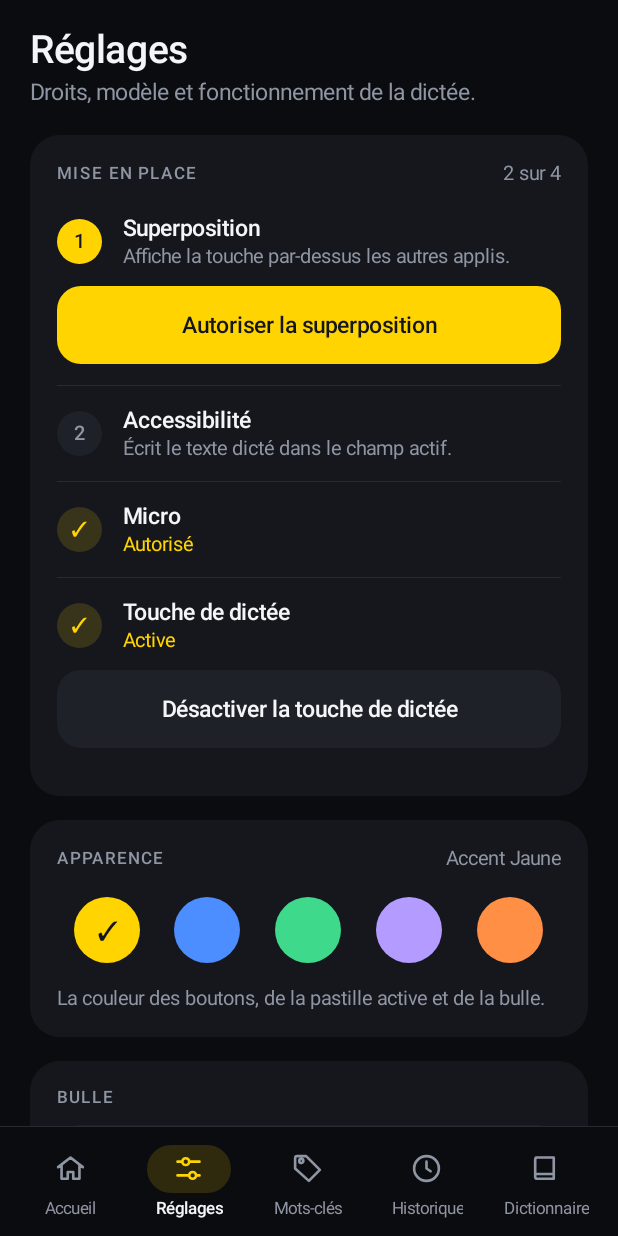
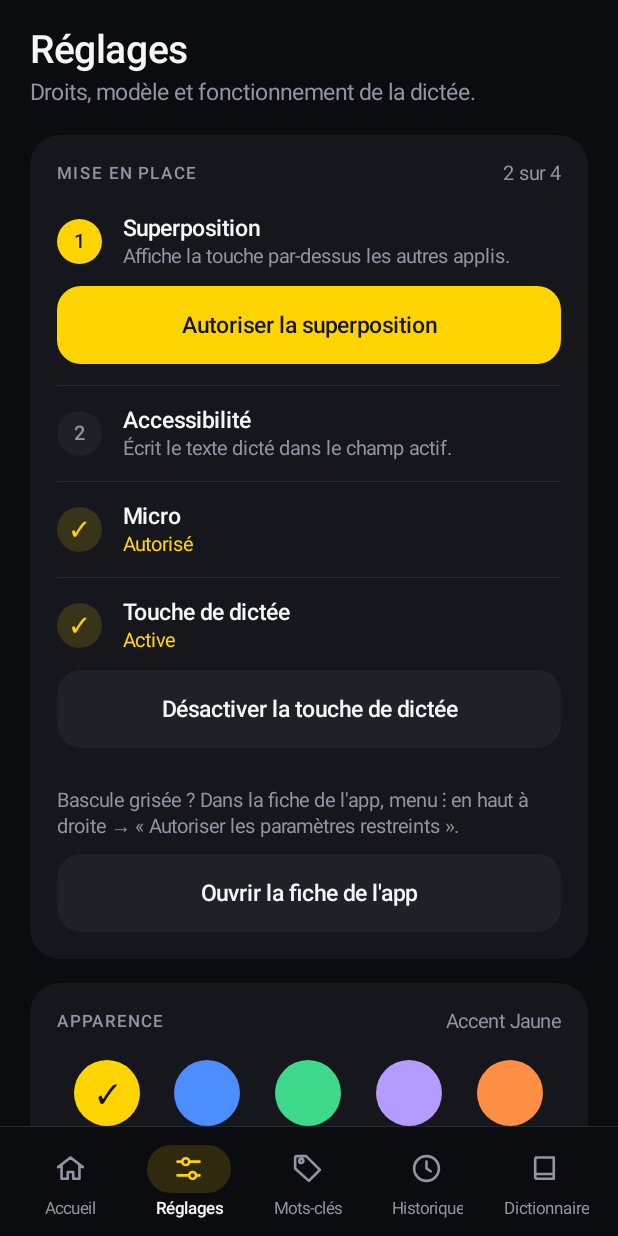
Before and after one commit to Espilonn/MyWhisper, an Android app: the screen it shows after launch (MainActivity), on a phone screen of 412 x 824 dp. Run offline under Robolectric (Android 15) with nearby library versions, the phone set to English and light mode, and no system bars.

Commit message:
Version 1.1.3: delete a model, shortcut to restricted settings, one download at a time
- Settings: a delete button under the model list, with confirmation; falls back to
  another installed model, or clears the choice when none is left.
- Settings: while accessibility is off, a hint and a button open the app's system
  page, the only place Android exposes 'Allow restricted settings' (menu at the
  top right). Needed since Android 13 for sideloaded accessibility services.
- ModelCatalog.download: single-flight guard. Two overlapping downloads shared the
  same .part; the loser deleted it and reported 'incomplete file' although the
  winner had produced a perfect model.
- README: Play Protect block, adb install, restricted settings, debug/release
  signature conflict, stalled download on filtering Wi-Fi networks.

```diff
--- a/app/build.gradle.kts
+++ b/app/build.gradle.kts
@@ -19,8 +19,8 @@ android {
         applicationId = "dev.voxkey.bench"
         minSdk = 31
         targetSdk = 35
-        versionCode = 5
-        versionName = "1.1.2"
+        versionCode = 6
+        versionName = "1.1.3"
 
         // On-device benchmarks only; the shipping app never links this.
         testInstrumentationRunner = "androidx.test.runner.AndroidJUnitRunner"
--- a/app/src/main/java/dev/voxkey/bench/SettingsScreen.kt
+++ b/app/src/main/java/dev/voxkey/bench/SettingsScreen.kt
@@ -3,6 +3,7 @@ package dev.voxkey.bench
 import android.Manifest
 import android.annotation.SuppressLint
 import android.app.Activity
+import android.app.AlertDialog
 import android.app.LocaleManager
 import android.content.Intent
 import android.content.pm.PackageManager
@@ -22,6 +23,7 @@ import android.widget.SeekBar
 import android.widget.Spinner
 import android.widget.TextView
 import android.widget.Toast
+import java.io.File
 
 /**
  * Réglages : mise en place (droits), modèle, dictée. La logique vient de l'ancien écran d'accueil
@@ -126,7 +128,12 @@ class SettingsScreen(private val act: Activity, private val ui: UiKit) {
     private lateinit var modelEmpty: TextView
     private lateinit var downloadBox: LinearLayout
     private lateinit var downloadStatus: TextView
+    private lateinit var deleteModel: Button
+    private var modelFiles: List<File> = emptyList()
     private lateinit var setupProgress: TextView
+    /** Aide affichée tant que l'accessibilité est bloquée par les paramètres restreints. */
+    private lateinit var restrictedHint: TextView
+    private lateinit var restrictedButton: Button
     private lateinit var bubblePreview: BubblePreview
     private lateinit var bubbleH: SeekBar
     private lateinit var bubbleV: SeekBar
@@ -192,6 +199,20 @@ class SettingsScreen(private val act: Activity, private val ui: UiKit) {
             if (i > 0) setup.addRule()
             setup.addFull(stepRow(s), if (i == 0) 6 else 0)
         }
+        // Une app installée hors store a ses bascules d'accessibilité grisées jusqu'à ce que
+        // l'utilisateur autorise les paramètres restreints depuis la fiche de l'app.
+        restrictedHint = ui.meta(ui.t(R.string.settings_restricted_hint)).apply {
+            setPadding(0, ui.dp(12), 0, 0)
+            visibility = View.GONE
+        }
+        setup.addView(restrictedHint)
+        restrictedButton = ui.button(ui.t(R.string.settings_restricted_action), primary = false) {
+            // Android n'expose pas d'écran dédié : la fiche de l'app porte le menu ⋮.
+            act.startActivity(
+                Intent(Settings.ACTION_APPLICATION_DETAILS_SETTINGS, Uri.parse("package:${act.packageName}")),
+            )
+        }.apply { visibility = View.GONE }
+        setup.addFull(restrictedButton, 10)
         content.addView(setup, LinearLayout.LayoutParams(MATCH, WRAP))
 
         // Apparence : un accent unique, choisi parmi cinq, qui recolore toute l'app.
@@ -291,6 +312,8 @@ class SettingsScreen(private val act: Activity, private val ui: UiKit) {
             setOnClickListener { modelSpinner.performClick() }
         }
         model.addFull(modelField, 10)
+        deleteModel = ui.button(ui.t(R.string.settings_model_delete), primary = false) { confirmDeleteModel() }
+        model.addFull(deleteModel, 8)
         modelEmpty = ui.meta(
             ui.t(R.string.settings_model_empty),
         )
@@ -523,6 +546,10 @@ class SettingsScreen(private val act: Activity, private val ui: UiKit) {
             s.button.visibility =
                 if (isCurrent || s.alwaysShowButton) View.VISIBLE else View.GONE
         }
+        // L'aide ne sert que tant que l'accessibilité manque.
+        val restricted = !isAccessibilityOn(act)
+        restrictedHint.visibility = if (restricted) View.VISIBLE else View.GONE
+        restrictedButton.visibility = if (restricted) View.VISIBLE else View.GONE
     }
 
     private fun refreshModels() {
@@ -530,6 +557,7 @@ class SettingsScreen(private val act: Activity, private val ui: UiKit) {
             ?.filter { it.name.endsWith(".bin") || it.name.endsWith(".gguf") }
             ?.sortedBy { it.length() }
             ?: emptyList()
+        modelFiles = files
 
         modelSpinner.adapter = object : ArrayAdapter<String>(act, 0, files.map {
             ui.t(R.string.settings_model_file, it.name, ui.t(R.string.megabytes, it.length() / 1_048_576))
@@ -555,6 +583,7 @@ class SettingsScreen(private val act: Activity, private val ui: UiKit) {
         modelSpinner.visibility = if (files.isEmpty()) View.GONE else View.VISIBLE
         modelField.visibility = if (files.isEmpty()) View.GONE else View.VISIBLE
         modelEmpty.visibility = if (files.isEmpty()) View.VISIBLE else View.GONE
+        deleteModel.visibility = if (files.isEmpty() || downloading) View.GONE else View.VISIBLE
 
         val prefs = act.getSharedPreferences("voxkey", Activity.MODE_PRIVATE)
         val saved = prefs.getString("model", null)
@@ -598,6 +627,31 @@ class SettingsScreen(private val act: Activity, private val ui: UiKit) {
             b.alpha = if (downloading) 0.4f else 1f
             downloadBox.addFull(b, 8)
         }
+    }
+
+    private fun confirmDeleteModel() {
+        val f = modelFiles.getOrNull(modelSpinner.selectedItemPosition) ?: return
+        AlertDialog.Builder(act)
+            .setMessage(ui.t(R.string.settings_model_delete_confirm, f.name))
+            .setNegativeButton(ui.t(R.string.cancel), null)
+            .setPositiveButton(ui.t(R.string.settings_model_delete)) { _, _ -> removeModel(f) }
+            .show()
+    }
+
+    private fun removeModel(f: File) {
+        if (!f.delete()) {
+            Toast.makeText(act, ui.t(R.string.settings_model_delete_failed), Toast.LENGTH_SHORT).show()
+            return
+        }
+        // Le modèle supprimé peut être celui que la dictée charge au démarrage.
+        val prefs = act.getSharedPreferences("voxkey", Activity.MODE_PRIVATE)
+        if (prefs.getString("model", null) == f.name) {
+            val next = modelFiles.firstOrNull { it != f }
+            if (next != null) prefs.edit().putString("model", next.name).apply()
+            else prefs.edit().remove("model").apply()
+        }
+        Toast.makeText(act, ui.t(R.string.settings_model_deleted), Toast.LENGTH_SHORT).show()
+        refreshModels()
     }
 
     private fun startDownload(m: ModelCatalog.Remote) {
--- a/app/src/main/res/values/strings_settings.xml
+++ b/app/src/main/res/values/strings_settings.xml
@@ -21,6 +21,8 @@
     <string name="settings_step_a11y_hint">Écrit le texte dicté dans le champ actif.</string>
     <string name="settings_step_a11y_done">Activée</string>
     <string name="settings_step_a11y_action">Ouvrir les réglages d\'accessibilité</string>
+    <string name="settings_restricted_hint">Bascule grisée ? Dans la fiche de l\'app, menu ⋮ en haut à droite → « Autoriser les paramètres restreints ».</string>
+    <string name="settings_restricted_action">Ouvrir la fiche de l\'app</string>
 
     <string name="settings_step_mic">Micro</string>
     <string name="settings_step_mic_hint">Enregistre ta voix pendant la dictée.</string>
@@ -66,6 +68,10 @@
     <string name="settings_refresh">Rafraîchir</string>
     <string name="settings_model_empty">Aucun modèle trouvé. Ajoute un fichier de modèle (.bin ou .gguf) à l\'app, puis appuie sur Rafraîchir.</string>
     <string name="settings_model_file">%1$s (%2$s)</string>
+    <string name="settings_model_delete">Supprimer le modèle</string>
+    <string name="settings_model_delete_confirm">Supprimer %1$s du téléphone ? Il faudra le retélécharger pour dicter.</string>
+    <string name="settings_model_delete_failed">Suppression impossible</string>
+    <string name="settings_model_deleted">Modèle supprimé</string>
     <string name="settings_model_line">%1$s · %2$s</string>
     <string name="settings_download_title">Télécharger un modèle</string>
     <string name="settings_download_action">Télécharger</string>
```
Also changed, not shown: app/src/main/java/dev/voxkey/bench/ModelCatalog.kt (+10 -0 lines), 2 other files.
